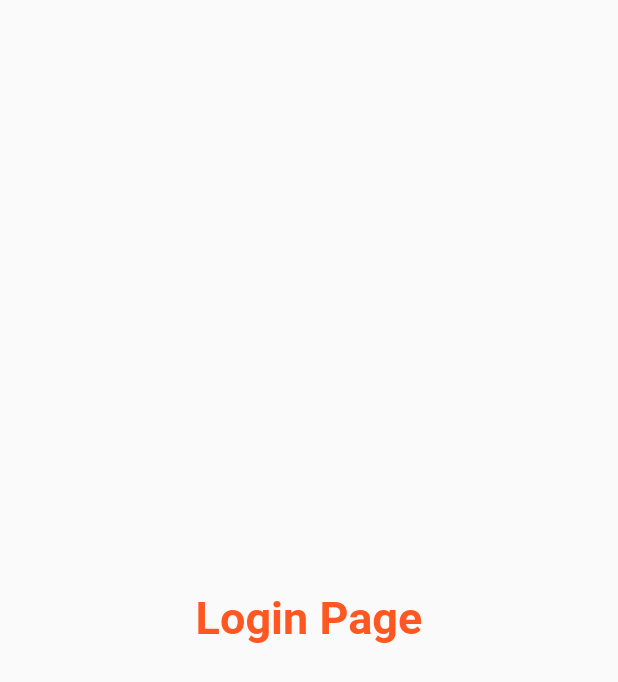
After one commit to priyanka41/FlutterCourse, a Flutter app: the screen it shows after launch, on a phone screen of 412 x 824 dp. The commit adds this screen. Shown: the top 682 px of the screen. Run offline on Flutter 3.47's test engine with Material 2 defaults, Android fonts, the phone set to English and light mode, and no system bars.

Commit message:
day3 completed

```diff
--- a/lib/main.dart
+++ b/lib/main.dart
@@ -1,4 +1,5 @@
-import 'package:design1/homepage.dart';
+import 'package:design1/pages/homepage.dart';
+import 'package:design1/pages/login.dart';
 import 'package:flutter/material.dart';
 
 
@@ -14,7 +15,16 @@ class MyAApp extends StatelessWidget {
 
     return MaterialApp(
       debugShowCheckedModeBanner: false,
-      home: HomePage(),
+      theme: ThemeData(
+        brightness: Brightness.light,
+        primarySwatch: Colors.deepOrange,
+      ),
+     // home: HomePage(),
+     initialRoute: '/login',
+      routes: {
+        "/" : (context) => HomePage(),
+        '/login' : (context) => LoginPage(),
+      },
     );
   }
 }
--- /dev/null
+++ b/lib/pages/login.dart
@@ -0,0 +1,19 @@
+import 'package:flutter/material.dart';
+
+class LoginPage extends StatelessWidget {
+
+  @override
+  Widget build(BuildContext context) {
+    return Material(
+      child: Center(
+        child: Container(
+          child: Text('Login Page', style: TextStyle(
+            fontWeight: FontWeight.bold,
+            color: Colors.deepOrange,
+            fontSize: 30,
+          ),),
+        ),
+      ),
+    );
+  }
+}
```
Also changed, not shown: lib/pages/homepage.dart (renamed from lib/homepage.dart).
